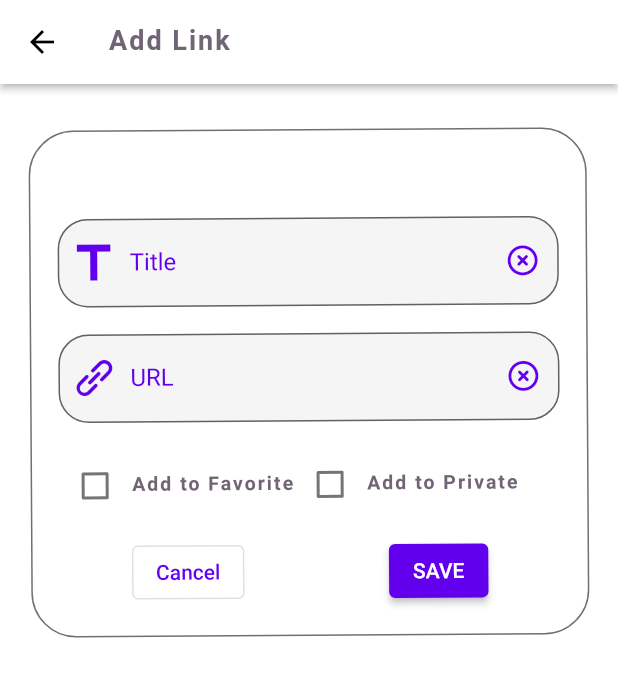
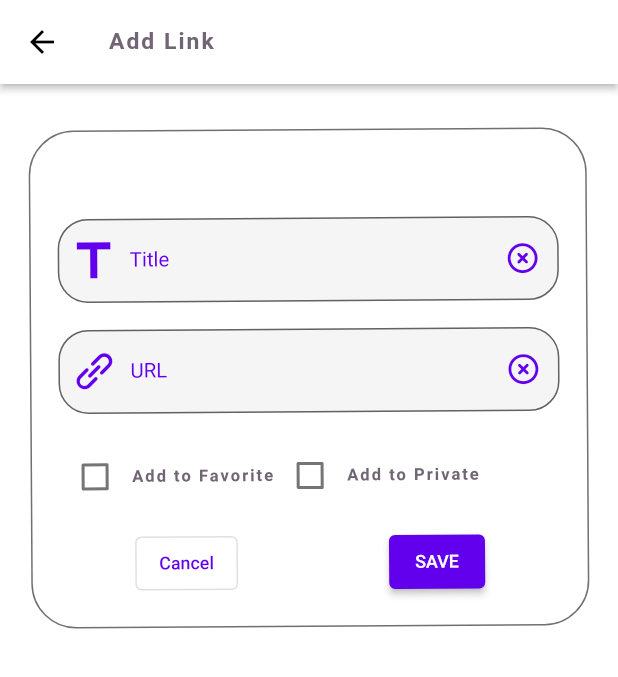
Before and after one commit to AbdallahAwd/Linker, a Flutter app: the AddView screen opened by its route, on a phone screen of 412 x 824 dp. Shown: the top 677 px of the screen. Run offline on Flutter 3.47's test engine with Material 2 defaults, Android fonts, the phone set to English and light mode, and no system bars; our stand-ins replace animated_text_kit, cloud_firestore, firebase_auth, firebase_core, floating_bottom_navigation_bar, flutter_staggered_animations and 8 more; missing offline and left inert: animator, clipboard, firebase_in_app_messaging; accounts and stored records are empty; Roboto replaces fonts that are missing (Candara).

Commit message:
font Issue

```diff
--- a/lib/app/modules/add/view/add.dart
+++ b/lib/app/modules/add/view/add.dart
@@ -36,8 +36,11 @@ class AddView extends GetView<AddController> {
     controller.urlController.text = url ?? '';
     controller.favoriteCheck = isFav ?? false;
     controller.privateCheck = isPriv ?? false;
-    return Scaffold(
-      appBar: AppBar(title: mainText(context, text: appTitle ?? 'Add-Link'.tr)),
+    return MediaQuery(
+      data: MediaQuery.of(context).copyWith(textScaleFactor: 0.85),
+      child: Scaffold(
+        appBar:
+            AppBar(title: mainText(context, text: appTitle ?? 'Add-Link'.tr)),
         body: Padding(
           padding: const EdgeInsets.symmetric(vertical: 30.0, horizontal: 20),
           child: TweenAnimationBuilder(
@@ -53,7 +56,8 @@ class AddView extends GetView<AddController> {
                 decoration: BoxDecoration(
                   color: const Color(0x006200ee),
                   borderRadius: BorderRadius.circular(30.0),
-                border: Border.all(width: 1.0, color: const Color(0xff707070)),
+                  border:
+                      Border.all(width: 1.0, color: const Color(0xff707070)),
                 ),
                 child: Padding(
                   padding: const EdgeInsets.all(18.0),
@@ -147,8 +151,8 @@ class AddView extends GetView<AddController> {
                                   HapticFeedback.lightImpact();
 
                                   if (formKey.currentState!.validate()) {
-                                  if (GetUtils.isURL(
-                                              controller.urlController.text) &&
+                                    if (GetUtils.isURL(controller
+                                                .urlController.text) &&
                                             controller.urlController.text
                                                 .contains('https://') &&
                                             appSave == null ||
@@ -170,8 +174,8 @@ class AddView extends GetView<AddController> {
 
                                       controller.clear();
                                     } else if (appSave == 'UPDATE'.tr &&
-                                          GetUtils.isURL(
-                                              controller.urlController.text) &&
+                                            GetUtils.isURL(controller
+                                                .urlController.text) &&
                                             controller.urlController.text
                                                 .contains('https://') ||
                                         controller.urlController.text
@@ -209,6 +213,7 @@ class AddView extends GetView<AddController> {
                 )),
           ),
         ),
+      ),
     );
   }
 }
```
Lines whose indentation alone changed are shown as unchanged.
